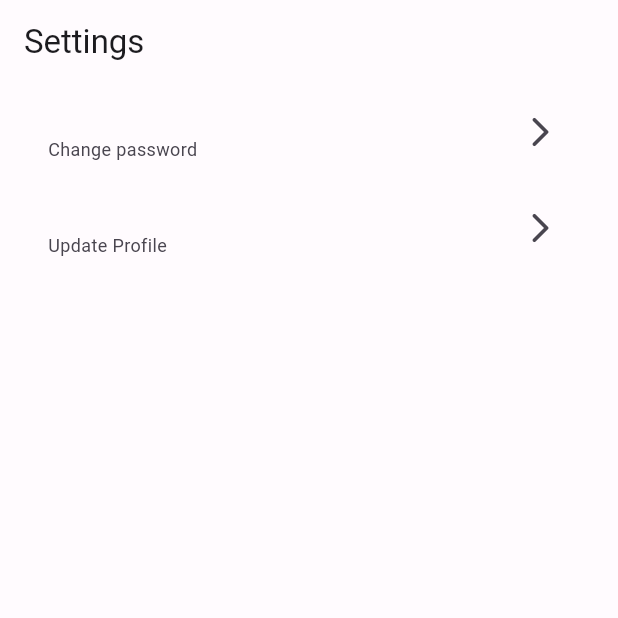
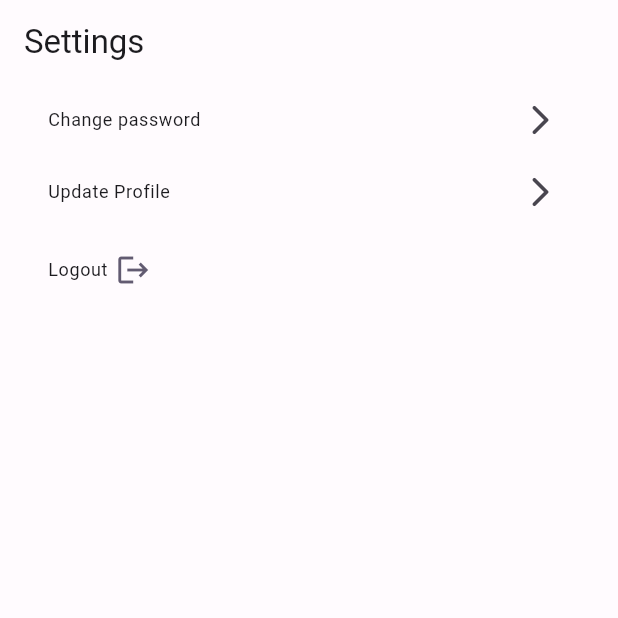
Before and after one commit to mathiasgodwin/sportway, a Flutter app: the SettingsPage screen opened directly, on a phone screen of 412 x 824 dp, the top half of it. Run offline on Flutter 3.47's test engine with Material 2 defaults, Android fonts, the light colour scheme and no system bars; our stand-ins replace bloc, cloud_firestore, equatable, firebase_auth, firebase_core, flutter_bloc and 6 more; accounts and stored records are empty.

Commit message:
feat: Added log-out feature

```diff
--- a/lib/src/app.dart
+++ b/lib/src/app.dart
@@ -12,6 +12,7 @@ import 'package:sportway/src/features/sportway/logic/bloc/auth/auth_bloc.dart';
 import 'package:sportway/src/features/sportway/logic/cubit/batch_profile_update/batch_profile_update_cubit.dart';
 import 'package:sportway/src/features/sportway/logic/cubit/bottom_bar_selector/bottom_bar_selector_cubit.dart';
 import 'package:sportway/src/features/sportway/logic/cubit/get_sport_interests/get_sport_interests_cubit.dart';
+import 'package:sportway/src/features/sportway/logic/cubit/signout/sign_out_cubit.dart';
 import 'package:sportway/src/features/sportway/view/pages/pages.dart';
 
 class App extends StatelessWidget {
@@ -64,6 +65,11 @@ class _AppBloc extends StatelessWidget {
         ),
         BlocProvider(
           create: (context) => BottomBarSelectorCubit(),
+        ),
+        BlocProvider(
+          create: (context) => SignOutCubit(
+            context.read<GoogleComponentsRepository>(),
+          ),
         ),
       ],
       child: const AppView(),
--- /dev/null
+++ b/lib/src/features/sportway/logic/cubit/signout/sign_out_cubit.dart
@@ -0,0 +1,28 @@
+import 'package:bloc/bloc.dart';
+import 'package:equatable/equatable.dart';
+import 'package:google_components/google_components.dart';
+
+part 'sign_out_state.dart';
+
+class SignOutCubit extends Cubit<SignOutState> {
+  final IGoogleComponentsRepository repository;
+  SignOutCubit(this.repository) : super(const SignOutState());
+
+  late final _signOut = FirebaseSignOutUser(repository: repository);
+
+  Future<void> signOut() async {
+    emit(state.copyWith(status: SignOutStatus.loading));
+    try {
+      await _signOut();
+      emit(
+        state.copyWith(
+          status: SignOutStatus.success,
+        ),
+      );
+    } catch (e) {
+      emit(state.copyWith(
+          status: SignOutStatus.failure,
+          errorMessage: 'Can not log-out this time'));
+    }
+  }
+}
--- /dev/null
+++ b/lib/src/features/sportway/logic/cubit/signout/sign_out_state.dart
@@ -0,0 +1,35 @@
+// ignore_for_file: public_member_api_docs, sort_constructors_first
+part of 'sign_out_cubit.dart';
+
+enum SignOutStatus {
+  initial,
+  loading,
+  success,
+  failure,
+}
+
+class SignOutState extends Equatable {
+  const SignOutState({
+    this.errorMessage,
+    this.status = SignOutStatus.initial,
+  });
+
+  final String? errorMessage;
+  final SignOutStatus status;
+
+  @override
+  List<Object?> get props => [
+        errorMessage,
+        status,
+      ];
+
+  SignOutState copyWith({
+    String? errorMessage,
+    SignOutStatus? status,
+  }) {
+    return SignOutState(
+      errorMessage: errorMessage ?? this.errorMessage,
+      status: status ?? this.status,
+    );
+  }
+}
--- a/lib/src/features/sportway/view/pages/setting_page.dart
+++ b/lib/src/features/sportway/view/pages/setting_page.dart
@@ -1,5 +1,10 @@
 import 'package:flutter/material.dart';
+import 'package:flutter_bloc/flutter_bloc.dart';
+import 'package:sportway/core/utils/ui_extensions/ui_extensions.dart';
+import 'package:sportway/src/features/sportway/logic/bloc/auth/auth_bloc.dart';
+import 'package:sportway/src/features/sportway/logic/cubit/signout/sign_out_cubit.dart';
 import 'package:sportway/src/features/sportway/view/pages/pages.dart';
+import 'package:sportway/src/features/sportway/view/widgets/widgets.dart';
 
 /// TODO: Finish the docs
 /// SettingsPage to...
@@ -12,7 +17,20 @@ class SettingsPage extends StatelessWidget {
 
   @override
   Widget build(BuildContext context) {
-    return Scaffold(
+    final theme = Theme.of(context);
+    return BlocListener<SignOutCubit, SignOutState>(
+      listener: (context, state) {
+        if (state.status == SignOutStatus.loading) {
+          context.showLoading();
+        } else if (state.status == SignOutStatus.failure) {
+          Navigator.of(context, rootNavigator: true).pop();
+        } else if (state.status == SignOutStatus.success) {
+          context.read<AuthBloc>().add(AppAuthRequested());
+          // Navigator.of(context)
+          //     .pushAndRemoveUntil(LoginPage.go(), (route) => false);
+        }
+      },
+      child: Scaffold(
         appBar: AppBar(
           title: Text('Settings'),
         ),
@@ -28,7 +46,11 @@ class SettingsPage extends StatelessWidget {
                       ChangePasswordPage.go(),
                     );
                   },
-                subtitle: const Text('Change password'),
+                  title: Text(
+                    'Change password',
+                    style: theme.textTheme.bodySmall
+                        ?.copyWith(fontWeight: FontWeight.normal),
+                  ),
                   trailing: const Icon(Icons.arrow_forward_ios_rounded),
                 ),
                 ListTile(
@@ -38,13 +60,52 @@ class SettingsPage extends StatelessWidget {
                       ChangeDetailsPage.go(),
                     );
                   },
-                subtitle: const Text('Update Profile'),
+                  title: Text(
+                    'Update Profile',
+                    style: theme.textTheme.bodySmall
+                        ?.copyWith(fontWeight: FontWeight.normal),
+                  ),
                   trailing: const Icon(Icons.arrow_forward_ios_rounded),
+                ),
+                ListTile(
+                  onTap: () {
+                    context.read<SignOutCubit>().signOut();
+                  },
+                  title: const SignOutButton(),
                 )
               ],
+            ),
           ),
         ),
       ),
     );
   }
 }
+
+class SignOutButton extends StatelessWidget {
+  const SignOutButton({Key? key}) : super(key: key);
+
+  @override
+  Widget build(BuildContext context) {
+    final theme = Theme.of(context);
+    return BlocBuilder<SignOutCubit, SignOutState>(
+      builder: (context, state) {
+        return Row(
+          // mainAxisAlignment: MainAxisAlignment.start,
+          children: <Widget>[
+            Text(
+              'Logout',
+              style: theme.textTheme.bodySmall
+                  ?.copyWith(fontWeight: FontWeight.normal),
+            ),
+            const Gap(5),
+            Icon(
+              Icons.logout,
+              color: theme.colorScheme.secondary,
+            )
+          ],
+        );
+      },
+    );
+  }
+}
--- a/packages/google_components/lib/src/data/datasources/remote_data_source.dart
+++ b/packages/google_components/lib/src/data/datasources/remote_data_source.dart
@@ -262,11 +262,14 @@ class RemoteDataSource implements IRemoteDataSource {
 
   @override
   Future<void> signOut() async {
+    final storage = _storage;
+
     try {
       await Future.wait([
         _firebaseAuth.signOut(),
         _googleSignIn.signOut(),
       ]);
+      storage.delUser();
     } catch (_) {
       throw LogOutFailure();
     }
```
Lines whose indentation alone changed are shown as unchanged.
